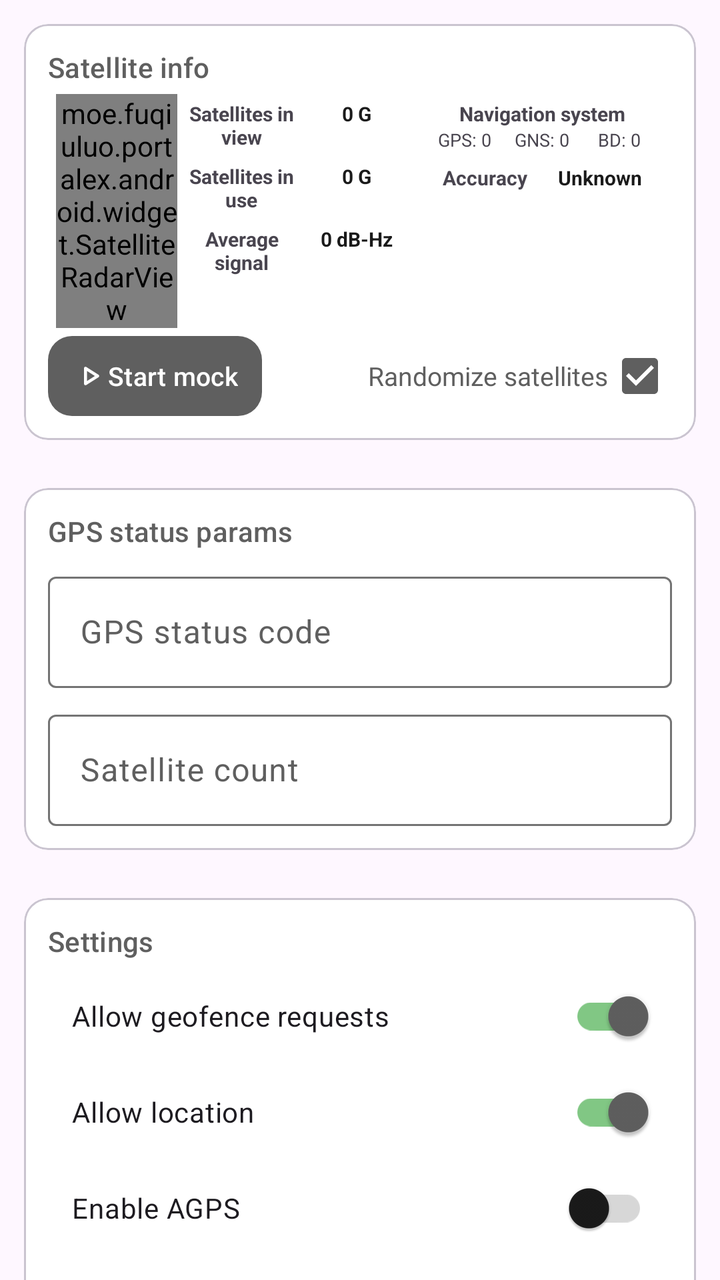
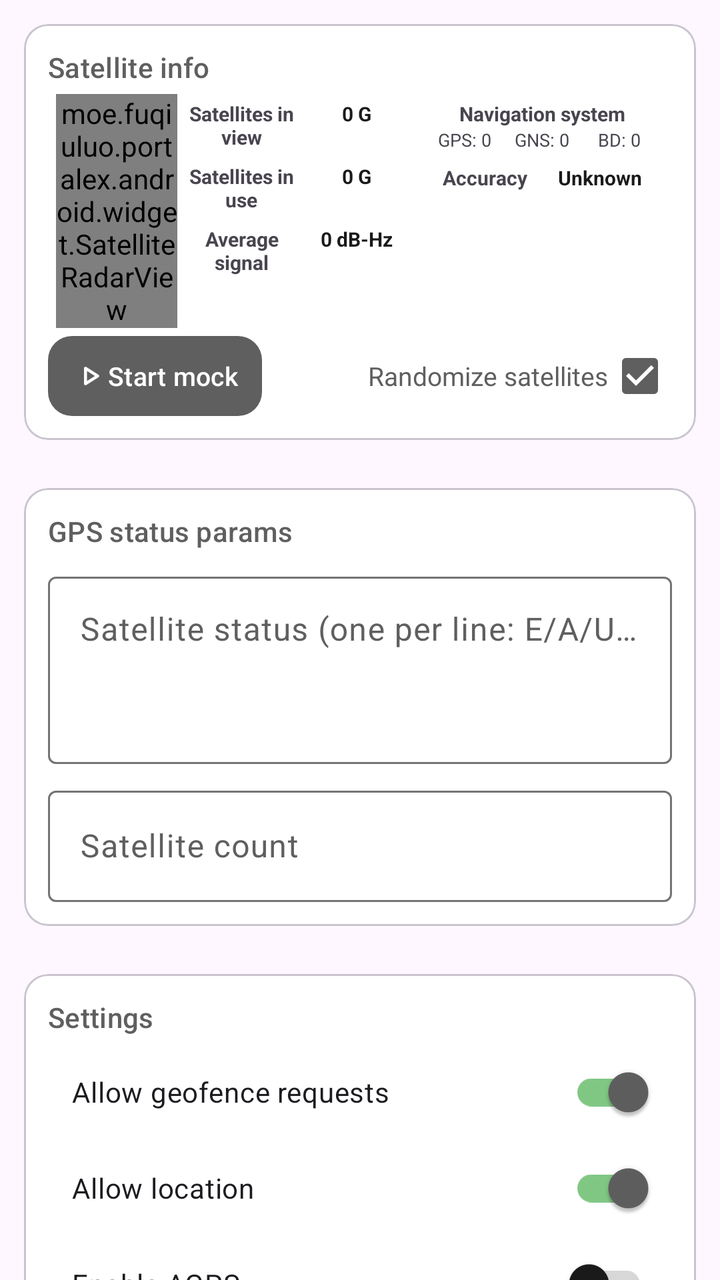

An Android layout rendered at two revisions. The XML below is the earlier revision; the diff shows what the commit changed to produce the second picture.
<!-- AndroidManifest.xml: application theme AppTheme -->
<!-- res/layout/fragment_gnss_mock.xml -->
<?xml version="1.0" encoding="utf-8"?>
<androidx.coordinatorlayout.widget.CoordinatorLayout
    xmlns:android="http://schemas.android.com/apk/res/android"
    xmlns:app="http://schemas.android.com/apk/res-auto"
    xmlns:tools="http://schemas.android.com/tools"
    android:layout_width="match_parent"
    android:layout_height="match_parent"
    tools:context=".ui.gnss.GnssMockFragment">

    <androidx.core.widget.NestedScrollView
        android:layout_width="match_parent"
        android:layout_height="match_parent">

        <LinearLayout
            android:layout_width="match_parent"
            android:layout_height="wrap_content"
            android:orientation="vertical">

            
            <com.google.android.material.card.MaterialCardView
                android:id="@+id/mock_gnss_card"
                android:layout_width="match_parent"
                android:layout_height="wrap_content"
                app:cardCornerRadius="@dimen/card_radius"
                android:layout_margin="@dimen/page_gutter"
                app:cardPreventCornerOverlap="false"
                app:contentPadding="@dimen/card_padding">

                <LinearLayout
                    android:layout_width="match_parent"
                    android:layout_height="wrap_content"
                    android:orientation="vertical">

                    <TextView
                        android:layout_width="match_parent"
                        android:layout_height="wrap_content"
                        android:textColor="?attr/colorOnSurfaceVariant"
                        android:textAppearance="@style/TextAppearance.Material3.TitleSmall"
                        android:text="@string/satellites_info"/>

                    
                    <androidx.constraintlayout.widget.ConstraintLayout
                        android:layout_width="match_parent"
                        android:layout_height="wrap_content"
                        android:padding="4dp">

                        <moe.fuqiuluo.portalex.android.widget.SatelliteRadarView
                            android:id="@+id/satellite_rada_view"
                            android:layout_width="0dp"
                            android:layout_height="wrap_content"
                            android:gravity="center"
                            app:layout_constraintEnd_toStartOf="@+id/satellites_info"
                            app:layout_constraintHorizontal_chainStyle="spread"
                            app:layout_constraintHorizontal_weight="1"
                            app:layout_constraintStart_toStartOf="parent"
                            app:layout_constraintTop_toTopOf="parent" />

                        <LinearLayout
                            android:id="@+id/satellites_info"
                            android:layout_width="0dp"
                            android:layout_height="wrap_content"
                            android:orientation="vertical"
                            android:gravity="center"
                            app:layout_constraintHorizontal_weight="2"
                            app:layout_constraintStart_toEndOf="@+id/satellite_rada_view"
                            app:layout_constraintEnd_toStartOf="@+id/text3"
                            app:layout_constraintTop_toTopOf="parent">

                            <TextView
                                android:visibility="gone"
                                android:layout_width="match_parent"
                                android:layout_height="wrap_content"
                                android:text="@string/gnss_satellite_info"
                                android:gravity="center" />

                            <androidx.constraintlayout.widget.ConstraintLayout
                                android:layout_width="match_parent"
                                android:layout_height="wrap_content"
                                android:padding="3dp">

                                <TextView
                                    android:id="@+id/in_view_left_item"
                                    android:layout_width="0dp"
                                    android:layout_height="wrap_content"
                                    android:text="@string/in_view_left_item"
                                    android:gravity="center"
                                    android:textStyle="bold"
                                    android:textSize="10sp"
                                    app:layout_constraintHorizontal_weight="1"
                                    app:layout_constraintStart_toStartOf="parent"
                                    app:layout_constraintEnd_toStartOf="@+id/in_view_right_item"
                                    app:layout_constraintTop_toTopOf="parent"
                                    app:layout_constraintHorizontal_chainStyle="spread" />

                                <TextView
                                    android:id="@+id/in_view_right_item"
                                    android:layout_width="0dp"
                                    android:layout_height="wrap_content"
                                    android:text="@string/zero"
                                    android:gravity="center"
                                    android:textColor="?attr/colorOnSurface"
                                    android:textStyle="bold"
                                    android:textSize="10sp"
                                    app:layout_constraintHorizontal_weight="1"
                                    app:layout_constraintStart_toEndOf="@+id/in_view_left_item"
                                    app:layout_constraintEnd_toEndOf="parent"
                                    app:layout_constraintTop_toTopOf="parent" />

                            </androidx.constraintlayout.widget.ConstraintLayout>

                            <androidx.constraintlayout.widget.ConstraintLayout
                                android:layout_width="match_parent"
                                android:layout_height="wrap_content"
                                android:padding="3dp">

                                <TextView
                                    android:id="@+id/in_use_left_item"
                                    android:layout_width="0dp"
                                    android:layout_height="wrap_content"
                                    android:text="@string/in_use_satellite"
                                    android:gravity="center"
                                    android:textStyle="bold"
                                    android:textSize="10sp"
                                    app:layout_constraintHorizontal_weight="1"
                                    app:layout_constraintStart_toStartOf="parent"
                                    app:layout_constraintEnd_toStartOf="@+id/in_use_right_item"
                                    app:layout_constraintTop_toTopOf="parent"
                                    app:layout_constraintHorizontal_chainStyle="spread" />

                                <TextView
                                    android:id="@+id/in_use_right_item"
                                    android:layout_width="0dp"
                                    android:layout_height="wrap_content"
                                    android:text="@string/zero"
                                    android:gravity="center"
                                    android:textColor="?attr/colorOnSurface"
                                    android:textStyle="bold"
                                    android:textSize="10sp"
                                    app:layout_constraintHorizontal_weight="1"
                                    app:layout_constraintStart_toEndOf="@+id/in_use_left_item"
                                    app:layout_constraintEnd_toEndOf="parent"
                                    app:layout_constraintTop_toTopOf="parent" />

                            </androidx.constraintlayout.widget.ConstraintLayout>

                            <androidx.constraintlayout.widget.ConstraintLayout
                                android:layout_width="match_parent"
                                android:layout_height="wrap_content"
                                android:padding="3dp">

                                <TextView
                                    android:id="@+id/signal_strength_left_item"
                                    android:layout_width="0dp"
                                    android:layout_height="wrap_content"
                                    android:text="@string/gnss_average_signal"
                                    android:gravity="center"
                                    android:textStyle="bold"
                                    android:textSize="10sp"
                                    app:layout_constraintHorizontal_weight="1"
                                    app:layout_constraintStart_toStartOf="parent"
                                    app:layout_constraintEnd_toStartOf="@+id/signal_strength_right_item"
                                    app:layout_constraintTop_toTopOf="parent"
                                    app:layout_constraintHorizontal_chainStyle="spread" />

                                <TextView
                                    android:id="@+id/signal_strength_right_item"
                                    android:layout_width="0dp"
                                    android:layout_height="wrap_content"
                                    android:text="0 dB-Hz"
                                    android:gravity="center"
                                    android:textColor="?attr/colorOnSurface"
                                    android:textStyle="bold"
                                    android:textSize="10sp"
                                    app:layout_constraintHorizontal_weight="1"
                                    app:layout_constraintStart_toEndOf="@+id/signal_strength_left_item"
                                    app:layout_constraintEnd_toEndOf="parent"
                                    app:layout_constraintTop_toTopOf="parent" />
                            </androidx.constraintlayout.widget.ConstraintLayout>

                            <com.google.android.material.card.MaterialCardView
                                android:visibility="gone"
                                android:layout_width="match_parent"
                                android:layout_height="wrap_content"
                                android:layout_margin="4dp"
                                app:cardCornerRadius="@dimen/card_radius"
                                app:cardElevation="1dp">

                                <LinearLayout
                                    android:layout_width="match_parent"
                                    android:layout_height="wrap_content"
                                    android:orientation="vertical"
                                    android:padding="4dp">

                                    <TextView
                                        android:layout_width="match_parent"
                                        android:layout_height="wrap_content"
                                        android:text="@string/gnss_selected_satellite"
                                        android:gravity="center"
                                        android:textStyle="bold"
                                        android:textSize="10sp"/>

                                    <TextView
                                        android:id="@+id/selected_satellite_prn"
                                        android:layout_width="match_parent"
                                        android:layout_height="wrap_content"
                                        android:text="@string/gnss_prn"
                                        android:textSize="9sp"/>

                                    <TextView
                                        android:id="@+id/selected_satellite_snr"
                                        android:layout_width="match_parent"
                                        android:layout_height="wrap_content"
                                        android:text="@string/gnss_signal_strength"
                                        android:textSize="9sp"/>

                                    <TextView
                                        android:id="@+id/selected_satellite_elevation"
                                        android:layout_width="match_parent"
                                        android:layout_height="wrap_content"
                                        android:text="@string/gnss_elevation"
                                        android:textSize="9sp"/>

                                    <TextView
                                        android:id="@+id/selected_satellite_azimuth"
                                        android:layout_width="match_parent"
                                        android:layout_height="wrap_content"
                                        android:text="@string/gnss_azimuth"
                                        android:textSize="9sp"/>
                                </LinearLayout>
                            </com.google.android.material.card.MaterialCardView>

                        </LinearLayout>

                        <LinearLayout
                            android:id="@+id/text3"
                            android:layout_width="0dp"
                            android:layout_height="wrap_content"
                            android:orientation="vertical"
                            app:layout_constraintHorizontal_weight="2"
                            app:layout_constraintStart_toEndOf="@+id/satellites_info"
                            app:layout_constraintEnd_toEndOf="parent"
                            app:layout_constraintTop_toTopOf="parent">

                            <androidx.constraintlayout.widget.ConstraintLayout
                                android:layout_width="match_parent"
                                android:layout_height="wrap_content"
                                android:padding="3dp">

                                <TextView
                                    android:id="@+id/nav_systems_title"
                                    android:layout_width="match_parent"
                                    android:layout_height="wrap_content"
                                    android:text="@string/gnss_navigation_system"
                                    android:gravity="center"
                                    android:textStyle="bold"
                                    android:textSize="10sp"
                                    app:layout_constraintTop_toTopOf="parent"
                                    app:layout_constraintStart_toStartOf="parent"
                                    app:layout_constraintEnd_toEndOf="parent"/>

                                <LinearLayout
                                    android:layout_width="match_parent"
                                    android:layout_height="wrap_content"
                                    android:orientation="horizontal"
                                    app:layout_constraintTop_toBottomOf="@id/nav_systems_title">

                                    <TextView
                                        android:id="@+id/gps_count"
                                        android:layout_width="0dp"
                                        android:layout_height="wrap_content"
                                        android:layout_weight="1"
                                        android:gravity="center"
                                        android:text="GPS: 0"
                                        android:textSize="9sp" />

                                    <TextView
                                        android:id="@+id/glonass_count"
                                        android:layout_width="0dp"
                                        android:layout_height="wrap_content"
                                        android:layout_weight="1"
                                        android:text="GNS: 0"
                                        android:gravity="center"
                                        android:textSize="9sp"/>

                                    <TextView
                                        android:id="@+id/beidou_count"
                                        android:layout_width="0dp"
                                        android:layout_height="wrap_content"
                                        android:layout_weight="1"
                                        android:text="BD: 0"
                                        android:gravity="center"
                                        android:textSize="9sp"/>
                                </LinearLayout>
                            </androidx.constraintlayout.widget.ConstraintLayout>

                            <androidx.constraintlayout.widget.ConstraintLayout
                                android:layout_width="match_parent"
                                android:layout_height="wrap_content"
                                android:padding="3dp">

                                <TextView
                                    android:id="@+id/accuracy_left_item"
                                    android:layout_width="0dp"
                                    android:layout_height="wrap_content"
                                    android:text="@string/gnss_position_accuracy"
                                    android:gravity="center"
                                    android:textStyle="bold"
                                    android:textSize="10sp"
                                    app:layout_constraintHorizontal_weight="1"
                                    app:layout_constraintStart_toStartOf="parent"
                                    app:layout_constraintEnd_toStartOf="@+id/accuracy_right_item"
                                    app:layout_constraintTop_toTopOf="parent"
                                    app:layout_constraintHorizontal_chainStyle="spread" />

                                <TextView
                                    android:id="@+id/accuracy_right_item"
                                    android:layout_width="0dp"
                                    android:layout_height="wrap_content"
                                    android:text="@string/gnss_unknown"
                                    android:gravity="center"
                                    android:textColor="?attr/colorOnSurface"
                                    android:textStyle="bold"
                                    android:textSize="10sp"
                                    app:layout_constraintHorizontal_weight="1"
                                    app:layout_constraintStart_toEndOf="@+id/accuracy_left_item"
                                    app:layout_constraintEnd_toEndOf="parent"
                                    app:layout_constraintTop_toTopOf="parent" />
                            </androidx.constraintlayout.widget.ConstraintLayout>
                        </LinearLayout>

                    </androidx.constraintlayout.widget.ConstraintLayout>

                    <LinearLayout
                        android:layout_width="match_parent"
                        android:layout_height="wrap_content"
                        android:baselineAligned="false"
                        android:orientation="horizontal">

                        <LinearLayout
                            android:layout_width="0dp"
                            android:layout_height="wrap_content"
                            android:layout_weight="1">

                            <com.google.android.material.button.MaterialButton
                                android:id="@+id/switch_gnss_mock"
                                android:layout_width="wrap_content"
                                android:layout_height="40dp"
                                android:textColor="?attr/colorOnPrimary"
                                android:text="@string/start_mock"
                                style="@style/Widget.Material3.Button"
                                android:insetRight="0dp"
                                android:insetLeft="0dp"
                                android:insetTop="0dp"
                                android:insetBottom="0dp"
                                android:textSize="13sp"
                                app:icon="@drawable/rounded_play_arrow_24"
                                app:iconGravity="textStart"
                                app:iconPadding="0dp"
                                android:paddingStart="12dp"
                                android:paddingEnd="12dp"
                                app:iconTint="?attr/colorOnPrimary"
                                app:cornerRadius="12dp"/>

                        </LinearLayout>

                        <LinearLayout
                            android:layout_width="0dp"
                            android:layout_weight="1"
                            android:layout_height="match_parent"
                            android:gravity="end|center">

                            <CheckedTextView
                                android:id="@+id/random_gnss"
                                android:layout_width="wrap_content"
                                android:layout_height="wrap_content"
                                android:checkMark="?android:attr/listChoiceIndicatorMultiple"
                                android:checkMarkTint="?attr/colorOnSurfaceVariant"
                                android:checked="true"
                                android:gravity="center"
                                android:text="@string/gnss_randomize"
                                android:textColor="?attr/colorOnSurfaceVariant"
                                android:textSize="13sp" />
                        </LinearLayout>
                    </LinearLayout>
                </LinearLayout>
            </com.google.android.material.card.MaterialCardView>

            <com.google.android.material.card.MaterialCardView
                android:id="@+id/gnss_gps_card"
                android:layout_width="match_parent"
                android:layout_height="wrap_content"
                app:cardCornerRadius="@dimen/card_radius"
                android:layout_margin="@dimen/page_gutter"
                app:cardPreventCornerOverlap="false"
                app:contentPadding="@dimen/card_padding">

                <LinearLayout
                    android:layout_width="match_parent"
                    android:layout_height="wrap_content"
                    android:orientation="vertical">

                    <TextView
                        android:layout_width="match_parent"
                        android:layout_height="wrap_content"
                        android:textColor="?attr/colorOnSurfaceVariant"
                        android:textAppearance="@style/TextAppearance.Material3.TitleSmall"
                        android:text="@string/gnss_gps_params" />

                    <com.google.android.material.textfield.TextInputLayout
                        android:layout_width="match_parent"
                        android:layout_height="wrap_content"
                        android:layout_marginTop="8dp"
                        android:hint="@string/gnss_gps_status_code">
                        <com.google.android.material.textfield.TextInputEditText
                            android:id="@+id/gnss_gps_status_code"
                            android:layout_width="match_parent"
                            android:layout_height="wrap_content"
                            android:inputType="number" />
                    </com.google.android.material.textfield.TextInputLayout>

                    <com.google.android.material.textfield.TextInputLayout
                        android:layout_width="match_parent"
                        android:layout_height="wrap_content"
                        android:layout_marginTop="8dp"
                        android:hint="@string/gnss_gps_satellites">
                        <com.google.android.material.textfield.TextInputEditText
                            android:id="@+id/gnss_gps_satellites"
                            android:layout_width="match_parent"
                            android:layout_height="wrap_content"
                            android:inputType="number" />
                    </com.google.android.material.textfield.TextInputLayout>
                </LinearLayout>
            </com.google.android.material.card.MaterialCardView>

            
            <com.google.android.material.card.MaterialCardView
                android:id="@+id/settings_card"
                android:layout_width="match_parent"
                android:layout_height="wrap_content"
                app:cardCornerRadius="@dimen/card_radius"
                android:layout_margin="@dimen/page_gutter"
                app:cardPreventCornerOverlap="false"
                app:contentPadding="@dimen/card_padding">

                <LinearLayout
                    android:layout_width="match_parent"
                    android:layout_height="wrap_content"
                    android:orientation="vertical">

                    <TextView
                        android:layout_width="match_parent"
                        android:layout_height="wrap_content"
                        android:textColor="?attr/colorOnSurfaceVariant"
                        android:textAppearance="@style/TextAppearance.Material3.TitleSmall"
                        android:text="@string/gnss_features"/>

                    <LinearLayout
                        android:layout_width="match_parent"
                        android:layout_height="wrap_content"
                        android:orientation="vertical"
                        android:padding="4dp">

                        <com.google.android.material.switchmaterial.SwitchMaterial
                            android:id="@+id/switch_request_geofence"
                            android:layout_width="match_parent"
                            android:layout_height="wrap_content"
                            android:text="@string/gnss_allow_geofence"
                            android:checked="true"
                            android:padding="8dp"/>

                        <com.google.android.material.switchmaterial.SwitchMaterial
                            android:id="@+id/switch_get_from_location"
                            android:layout_width="match_parent"
                            android:layout_height="wrap_content"
                            android:checked="true"
                            android:padding="8dp"
                            android:text="@string/gnss_allow_location" />

                        <com.google.android.material.switchmaterial.SwitchMaterial
                            android:id="@+id/switch_enable_agps"
                            android:layout_width="match_parent"
                            android:layout_height="wrap_content"
                            android:text="@string/gnss_agps"
                            android:checked="false"
                            android:padding="8dp"/>

                        <com.google.android.material.switchmaterial.SwitchMaterial
                            android:id="@+id/switch_enable_nmea"
                            android:layout_width="match_parent"
                            android:layout_height="wrap_content"
                            android:text="@string/gnss_nmea"
                            android:checked="false"
                            android:padding="8dp"/>
                    </LinearLayout>
                </LinearLayout>
            </com.google.android.material.card.MaterialCardView>
        </LinearLayout>
    </androidx.core.widget.NestedScrollView>
</androidx.coordinatorlayout.widget.CoordinatorLayout>
<!-- resources referenced by this layout -->
<resources>
  <dimen name="card_padding">12dp</dimen>
  <dimen name="card_radius">12dp</dimen>
  <dimen name="page_gutter">12dp</dimen>
  <!-- drawable rounded_play_arrow_24 (drawable) -->
  <vector xmlns:android="http://schemas.android.com/apk/res/android" android:autoMirrored="true" android:height="24dp" android:tint="?attr/colorOnSurface" android:viewportHeight="960" android:viewportWidth="960" android:width="24dp">
        
      <path android:fillColor="@android:color/white" android:pathData="M320,687L320,273Q320,256 332,244.5Q344,233 360,233Q365,233 370.5,234.5Q376,236 381,239L707,446Q716,452 720.5,461Q725,470 725,480Q725,490 720.5,499Q716,508 707,514L381,721Q376,724 370.5,725.5Q365,727 360,727Q344,727 332,715.5Q320,704 320,687ZM400,480L400,480L400,480L400,480ZM400,614L610,480L400,346L400,614Z"/>
      
  </vector>
  <string name="gnss_agps">Enable AGPS</string>
  <string name="gnss_allow_geofence">Allow geofence requests</string>
  <string name="gnss_allow_location">Allow location</string>
  <string name="gnss_average_signal">Average signal</string>
  <string name="gnss_azimuth">Azimuth: -- deg</string>
  <string name="gnss_elevation">Elevation: -- deg</string>
  <string name="gnss_features">Settings</string>
  <string name="gnss_gps_params">GPS status params</string>
  <string name="gnss_gps_satellites">Satellite count</string>
  <string name="gnss_gps_status_code">GPS status code</string>
  <string name="gnss_navigation_system">Navigation system</string>
  <string name="gnss_nmea">Enable NMEA</string>
  <string name="gnss_position_accuracy">Accuracy</string>
  <string name="gnss_prn">PRN: --</string>
  <string name="gnss_randomize">Randomize satellites</string>
  <string name="gnss_satellite_info">Satellite info</string>
  <string name="gnss_selected_satellite">Selected satellite</string>
  <string name="gnss_signal_strength">Signal: -- dB-Hz</string>
  <string name="gnss_unknown">Unknown</string>
  <string name="in_use_satellite">Satellites in use</string>
  <string name="in_view_left_item">Satellites in view</string>
  <string name="satellites_info">Satellite info</string>
  <string name="start_mock">Start mock</string>
  <string name="zero">0 G</string>
  <style name="Portal.SearchViewStyle" parent="Widget.AppCompat.SearchView" />
  <style name="Portal.SliderTheme" parent="Widget.Material3.Slider" />
  <style name="PortalPopupMenuStyle" parent="Widget.Material3.PopupMenu">
          <item name="android:popupAnimationStyle">@style/PortalPopupAnimation</item>
      </style>
  <style name="Portal.SwitchStyle" parent="Widget.Material3.CompoundButton.Switch">
          <item name="useMaterialThemeColors">true</item>
          <item name="trackTint">@color/switch_track_tint</item>
      </style>
  <style name="PortalPopupAnimation">
          <item name="android:windowEnterAnimation">@anim/popup_in_top_end</item>
          <item name="android:windowExitAnimation">@anim/popup_out_top_end</item>
      </style>
  <!-- unchanged entries left out for length: 1 -->
</resources>

<!-- the commit's change to res/layout/fragment_gnss_mock.xml (unified diff, before → after) -->
@@ -415,7 +415,10 @@
                             android:id="@+id/gnss_gps_status_code"
                             android:layout_width="match_parent"
                             android:layout_height="wrap_content"
-                            android:inputType="number" />
+                            android:minLines="3"
+                            android:maxLines="8"
+                            android:gravity="top|start"
+                            android:inputType="textMultiLine|textNoSuggestions|textVisiblePassword" />
                     </com.google.android.material.textfield.TextInputLayout>
 
                     <com.google.android.material.textfield.TextInputLayout
<!-- resource entries referenced after the edit -->
@@ -18,7 +18,7 @@
   <string name="gnss_features">Settings</string>
   <string name="gnss_gps_params">GPS status params</string>
   <string name="gnss_gps_satellites">Satellite count</string>
-  <string name="gnss_gps_status_code">GPS status code</string>
+  <string name="gnss_gps_status_code">Satellite status (one per line: E/A/U/F/B[,C/N0])</string>
   <string name="gnss_navigation_system">Navigation system</string>
   <string name="gnss_nmea">Enable NMEA</string>
   <string name="gnss_position_accuracy">Accuracy</string>
